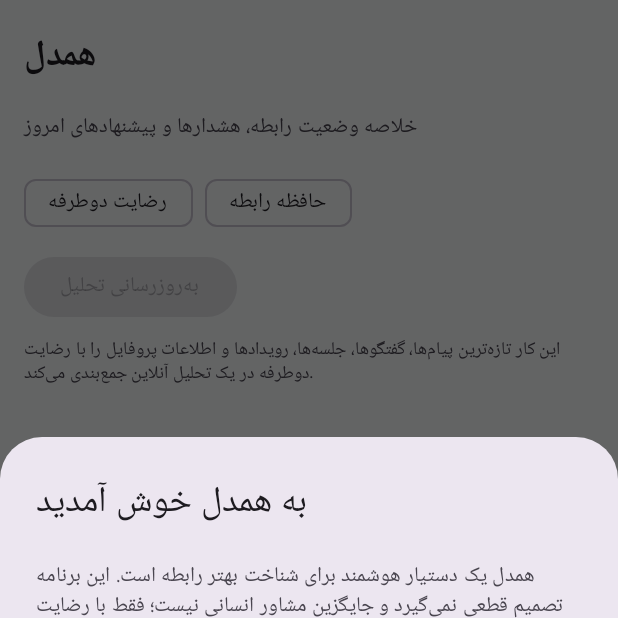
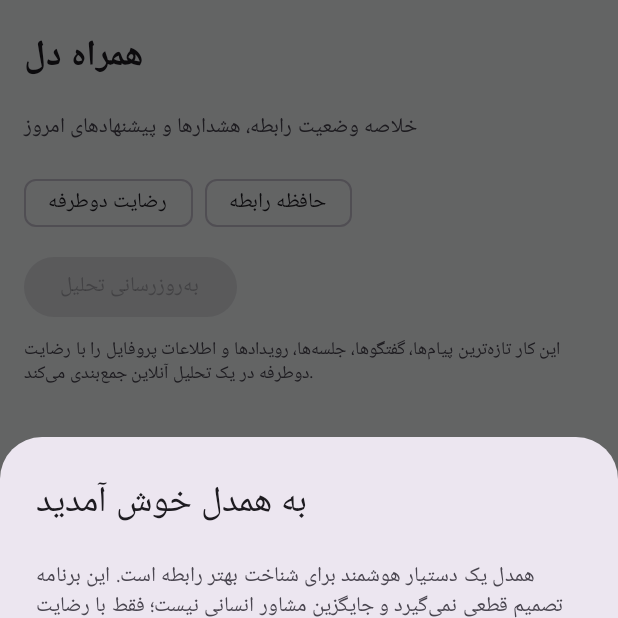
Before and after one commit to ghadirb/Hamdel, an Android app built with Jetpack Compose: the DashboardScreen screen opened through its navigation route, on a phone screen of 412 x 824 dp, the top half of it. Run offline under Robolectric (Android 15) with nearby library versions, the light colour scheme and no system bars; our stand-ins replace Room's generated code; libraries missing offline, so code that uses them is left out: ir.myket.billingclient.

Commit message:
تغییر عنوان برنامه به همراه دل

```diff
--- a/app/src/main/AndroidManifest.xml
+++ b/app/src/main/AndroidManifest.xml
@@ -14,7 +14,7 @@
         android:dataExtractionRules="@xml/data_extraction_rules"
         android:fullBackupContent="@xml/backup_rules"
         android:icon="@mipmap/ic_launcher"
-        android:label="Hamdel"
+        android:label="همراه دل | دستیار هوشمند روابط و خانواده"
         android:roundIcon="@mipmap/ic_launcher_round"
         android:supportsRtl="true"
         android:theme="@style/Theme.Hamdel">
--- a/app/src/main/java/com/hamdel/ai/ui/screens/DashboardScreen.kt
+++ b/app/src/main/java/com/hamdel/ai/ui/screens/DashboardScreen.kt
@@ -50,7 +50,7 @@ fun DashboardScreen(viewModel: RelationshipViewModel, padding: PaddingValues) {
     ) {
         item {
             ScreenFrame(
-                title = "همدل",
+                title = "همراه دل",
                 subtitle = "خلاصه وضعیت رابطه، هشدارها و پیشنهادهای امروز"
             ) {
                 Column(verticalArrangement = Arrangement.spacedBy(8.dp), modifier = Modifier.fillMaxWidth()) {
```
Also changed, not shown: 2 other files.
